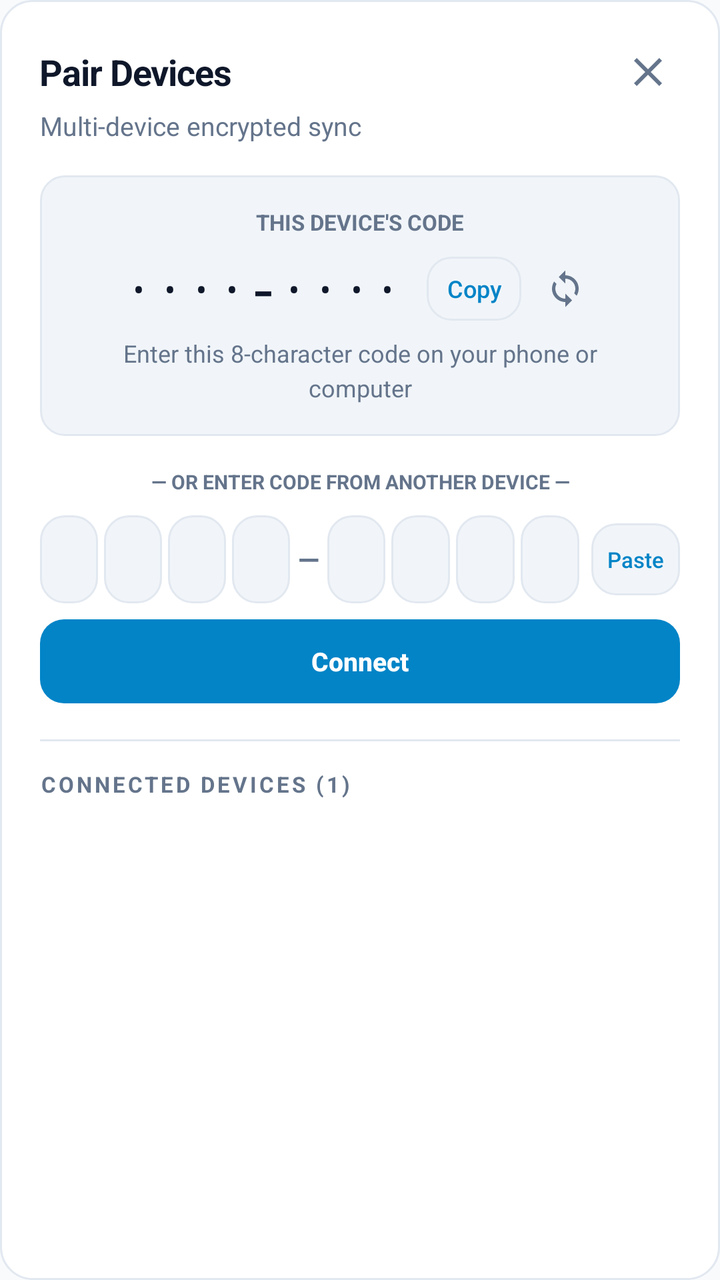
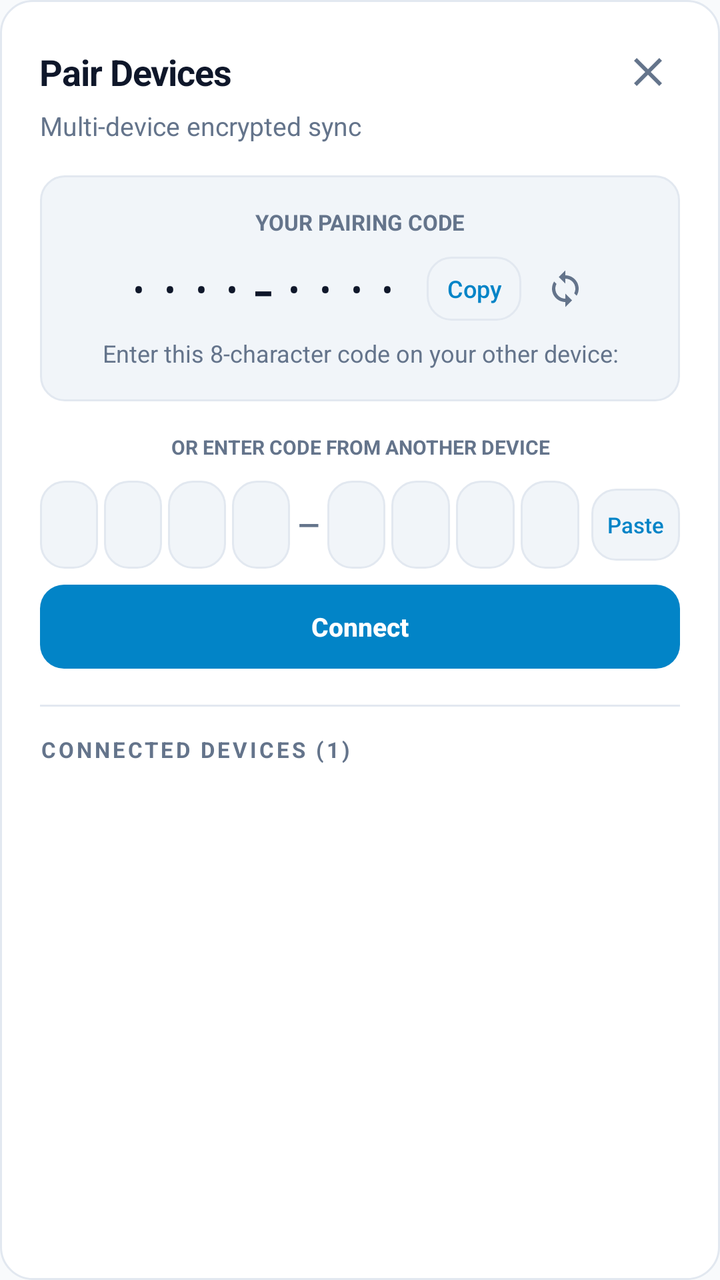

Screens rendered from an Android XML layout before and after an edit, with the pre-edit source and the edit as a unified diff.
<!-- AndroidManifest.xml: application theme Theme.Teilen -->
<!-- res/layout/dialog_universal_pair.xml -->
<?xml version="1.0" encoding="utf-8"?>
<LinearLayout xmlns:android="http://schemas.android.com/apk/res/android"
    android:layout_width="match_parent"
    android:layout_height="wrap_content"
    android:background="@drawable/bg_card"
    android:orientation="vertical"
    android:padding="20dp">

    
    <LinearLayout
        android:layout_width="match_parent"
        android:layout_height="wrap_content"
        android:gravity="center_vertical"
        android:orientation="horizontal">

        <TextView
            style="@style/Text.Header"
            android:layout_width="0dp"
            android:layout_height="wrap_content"
            android:layout_weight="1"
            android:text="Pair Devices"
            android:textSize="18sp" />

        <ImageButton
            android:id="@+id/dialog_pair_close"
            android:layout_width="32dp"
            android:layout_height="32dp"
            android:background="?android:attr/selectableItemBackgroundBorderless"
            android:contentDescription="Close"
            android:src="@drawable/ic_close"
            android:tint="@color/text_secondary" />
    </LinearLayout>

    <TextView
        style="@style/Text.Caption"
        android:layout_width="match_parent"
        android:layout_height="wrap_content"
        android:layout_marginTop="2dp"
        android:text="Multi-device encrypted sync" />

    
    <LinearLayout
        android:layout_width="match_parent"
        android:layout_height="wrap_content"
        android:layout_marginTop="16dp"
        android:background="@drawable/bg_input"
        android:gravity="center_horizontal"
        android:orientation="vertical"
        android:padding="16dp">

        <TextView
            style="@style/Text.Caption"
            android:layout_width="wrap_content"
            android:layout_height="wrap_content"
            android:text="THIS DEVICE'S CODE"
            android:textColor="@color/text_secondary"
            android:textSize="11sp"
            android:textStyle="bold" />

        <LinearLayout
            android:layout_width="wrap_content"
            android:layout_height="wrap_content"
            android:layout_marginTop="10dp"
            android:gravity="center_vertical"
            android:orientation="horizontal">

            <ProgressBar
                android:id="@+id/dialog_pair_spinner"
                android:layout_width="22dp"
                android:layout_height="22dp"
                android:layout_marginEnd="8dp"
                android:indeterminateTint="@color/accent"
                android:visibility="gone" />

            <TextView
                android:id="@+id/dialog_pair_code"
                style="@style/Text.Tabular"
                android:layout_width="wrap_content"
                android:layout_height="wrap_content"
                android:fontFamily="monospace"
                android:letterSpacing="0.1"
                android:text="····-····"
                android:textColor="@color/text_primary"
                android:textSize="22sp"
                android:textStyle="bold" />

            <Button
                android:id="@+id/dialog_btn_copy_code"
                style="@style/Button.Outline"
                android:layout_width="wrap_content"
                android:layout_height="32dp"
                android:layout_marginStart="12dp"
                android:minHeight="32dp"
                android:minWidth="0dp"
                android:paddingStart="10dp"
                android:paddingEnd="10dp"
                android:text="Copy"
                android:textColor="@color/accent"
                android:textSize="12sp" />

            <ImageButton
                android:id="@+id/dialog_btn_refresh_code"
                android:layout_width="32dp"
                android:layout_height="32dp"
                android:layout_marginStart="6dp"
                android:background="?android:attr/selectableItemBackgroundBorderless"
                android:contentDescription="Refresh Code"
                android:padding="6dp"
                android:scaleType="fitCenter"
                android:src="@drawable/ic_sync"
                android:tint="@color/text_secondary" />
        </LinearLayout>

        <TextView
            android:id="@+id/dialog_pair_status"
            style="@style/Text.Caption"
            android:layout_width="wrap_content"
            android:layout_height="wrap_content"
            android:layout_marginTop="8dp"
            android:gravity="center"
            android:text="Enter this 8-character code on your phone or computer"
            android:textColor="@color/text_secondary"
            android:textSize="12sp" />
    </LinearLayout>

    
    <TextView
        style="@style/Text.Caption"
        android:layout_width="match_parent"
        android:layout_height="wrap_content"
        android:layout_marginTop="16dp"
        android:gravity="center"
        android:text="— OR ENTER CODE FROM ANOTHER DEVICE —"
        android:textColor="@color/text_secondary"
        android:textSize="10sp"
        android:textStyle="bold" />

    
    <LinearLayout
        android:layout_width="match_parent"
        android:layout_height="wrap_content"
        android:layout_marginTop="10dp"
        android:orientation="vertical">

        <LinearLayout
            android:layout_width="match_parent"
            android:layout_height="wrap_content"
            android:gravity="center_vertical"
            android:orientation="horizontal">

            
            <EditText
                android:id="@+id/otp_box_1"
                style="@style/Input.Field"
                android:layout_width="0dp"
                android:layout_height="44dp"
                android:layout_weight="1"
                android:gravity="center"
                android:inputType="textCapCharacters|textNoSuggestions"
                android:maxLength="1"
                android:textSize="15sp"
                android:textStyle="bold"
                android:padding="0dp"
                android:fontFamily="monospace" />

            <EditText
                android:id="@+id/otp_box_2"
                style="@style/Input.Field"
                android:layout_width="0dp"
                android:layout_height="44dp"
                android:layout_marginStart="3dp"
                android:layout_weight="1"
                android:gravity="center"
                android:inputType="textCapCharacters|textNoSuggestions"
                android:maxLength="1"
                android:textSize="15sp"
                android:textStyle="bold"
                android:padding="0dp"
                android:fontFamily="monospace" />

            <EditText
                android:id="@+id/otp_box_3"
                style="@style/Input.Field"
                android:layout_width="0dp"
                android:layout_height="44dp"
                android:layout_marginStart="3dp"
                android:layout_weight="1"
                android:gravity="center"
                android:inputType="textCapCharacters|textNoSuggestions"
                android:maxLength="1"
                android:textSize="15sp"
                android:textStyle="bold"
                android:padding="0dp"
                android:fontFamily="monospace" />

            <EditText
                android:id="@+id/otp_box_4"
                style="@style/Input.Field"
                android:layout_width="0dp"
                android:layout_height="44dp"
                android:layout_marginStart="3dp"
                android:layout_weight="1"
                android:gravity="center"
                android:inputType="textCapCharacters|textNoSuggestions"
                android:maxLength="1"
                android:textSize="15sp"
                android:textStyle="bold"
                android:padding="0dp"
                android:fontFamily="monospace" />

            
            <TextView
                android:layout_width="wrap_content"
                android:layout_height="wrap_content"
                android:layout_marginStart="4dp"
                android:layout_marginEnd="4dp"
                android:text="—"
                android:textColor="@color/text_secondary"
                android:textSize="14sp"
                android:textStyle="bold" />

            
            <EditText
                android:id="@+id/otp_box_5"
                style="@style/Input.Field"
                android:layout_width="0dp"
                android:layout_height="44dp"
                android:layout_weight="1"
                android:gravity="center"
                android:inputType="textCapCharacters|textNoSuggestions"
                android:maxLength="1"
                android:textSize="15sp"
                android:textStyle="bold"
                android:padding="0dp"
                android:fontFamily="monospace" />

            <EditText
                android:id="@+id/otp_box_6"
                style="@style/Input.Field"
                android:layout_width="0dp"
                android:layout_height="44dp"
                android:layout_marginStart="3dp"
                android:layout_weight="1"
                android:gravity="center"
                android:inputType="textCapCharacters|textNoSuggestions"
                android:maxLength="1"
                android:textSize="15sp"
                android:textStyle="bold"
                android:padding="0dp"
                android:fontFamily="monospace" />

            <EditText
                android:id="@+id/otp_box_7"
                style="@style/Input.Field"
                android:layout_width="0dp"
                android:layout_height="44dp"
                android:layout_marginStart="3dp"
                android:layout_weight="1"
                android:gravity="center"
                android:inputType="textCapCharacters|textNoSuggestions"
                android:maxLength="1"
                android:textSize="15sp"
                android:textStyle="bold"
                android:padding="0dp"
                android:fontFamily="monospace" />

            <EditText
                android:id="@+id/otp_box_8"
                style="@style/Input.Field"
                android:layout_width="0dp"
                android:layout_height="44dp"
                android:layout_marginStart="3dp"
                android:layout_weight="1"
                android:gravity="center"
                android:inputType="textCapCharacters|textNoSuggestions"
                android:maxLength="1"
                android:textSize="15sp"
                android:textStyle="bold"
                android:padding="0dp"
                android:fontFamily="monospace" />

            
            <Button
                android:id="@+id/btn_pair_paste"
                style="@style/Button.Outline"
                android:layout_width="wrap_content"
                android:layout_height="36dp"
                android:layout_marginStart="6dp"
                android:minWidth="0dp"
                android:minHeight="36dp"
                android:paddingStart="8dp"
                android:paddingEnd="8dp"
                android:text="Paste"
                android:textColor="@color/accent"
                android:textSize="11sp" />
        </LinearLayout>

        
        <Button
            android:id="@+id/btn_submit_manual_code"
            style="@style/Button.Primary"
            android:layout_width="match_parent"
            android:layout_height="42dp"
            android:layout_marginTop="8dp"
            android:minHeight="42dp"
            android:text="Connect"
            android:textSize="13sp"
            android:textStyle="bold" />
    </LinearLayout>

    <TextView
        android:id="@+id/status_manual_pair"
        style="@style/Text.Caption"
        android:layout_width="match_parent"
        android:layout_height="wrap_content"
        android:layout_marginTop="6dp"
        android:visibility="gone" />

    
    <View
        android:layout_width="match_parent"
        android:layout_height="1dp"
        android:layout_marginTop="18dp"
        android:layout_marginBottom="14dp"
        android:background="@color/divider" />

    
    <LinearLayout
        android:layout_width="match_parent"
        android:layout_height="wrap_content"
        android:orientation="vertical">

        <LinearLayout
            android:layout_width="match_parent"
            android:layout_height="wrap_content"
            android:gravity="center_vertical"
            android:orientation="horizontal">

            <TextView
                android:id="@+id/dialog_devices_title"
                style="@style/Text.Section"
                android:layout_width="0dp"
                android:layout_height="wrap_content"
                android:layout_weight="1"
                android:text="CONNECTED DEVICES (1)"
                android:textColor="@color/text_secondary"
                android:textSize="11sp"
                android:textStyle="bold" />

            <Button
                android:id="@+id/dialog_btn_disconnect_others"
                style="@style/Button.Outline"
                android:layout_width="wrap_content"
                android:layout_height="28dp"
                android:minHeight="28dp"
                android:minWidth="0dp"
                android:paddingStart="8dp"
                android:paddingEnd="8dp"
                android:text="Disconnect Others"
                android:textColor="#F87171"
                android:textSize="11sp"
                android:visibility="gone" />
        </LinearLayout>

        <LinearLayout
            android:id="@+id/dialog_devices_container"
            android:layout_width="match_parent"
            android:layout_height="wrap_content"
            android:layout_marginTop="8dp"
            android:orientation="vertical" />
    </LinearLayout>

</LinearLayout>
<!-- resources referenced by this layout -->
<resources>
  <color name="accent">#0284C7</color>
  <color name="divider">#E2E8F0</color>
  <color name="text_primary">#0F172A</color>
  <color name="text_secondary">#64748B</color>
  <!-- drawable bg_card (drawable) -->
  <?xml version="1.0" encoding="utf-8"?>
  <shape xmlns:android="http://schemas.android.com/apk/res/android"
      android:shape="rectangle">
      <solid android:color="@color/surface" />
      <corners android:radius="16dp" />
      <stroke
          android:width="1dp"
          android:color="@color/surface_border" />
  </shape>
  <!-- drawable bg_input (drawable) -->
  <?xml version="1.0" encoding="utf-8"?>
  <shape xmlns:android="http://schemas.android.com/apk/res/android"
      android:shape="rectangle">
      <solid android:color="@color/surface_alt" />
      <corners android:radius="12dp" />
      <stroke
          android:width="1dp"
          android:color="@color/surface_border" />
  </shape>
  <!-- drawable ic_close (drawable) -->
  <vector xmlns:android="http://schemas.android.com/apk/res/android"
      android:width="24dp"
      android:height="24dp"
      android:viewportWidth="24"
      android:viewportHeight="24">
      <path
          android:fillColor="#FFFFFFFF"
          android:pathData="M19,6.41L17.59,5 12,10.59 6.41,5 5,6.41 10.59,12 5,17.59 6.41,19 12,13.41 17.59,19 19,17.59 13.41,12z"/>
  </vector>
  <style name="Input.Field">
          <item name="android:background">@drawable/bg_input</item>
          <item name="android:textColor">@color/text_primary</item>
          <item name="android:textColorHint">@color/text_muted</item>
          <item name="android:textSize">15sp</item>
          <item name="android:padding">14dp</item>
          <item name="android:minHeight">48dp</item>
      </style>
  <style name="Text.Caption">
          <item name="android:textColor">@color/text_secondary</item>
          <item name="android:textSize">13sp</item>
          <item name="android:lineSpacingMultiplier">1.2</item>
      </style>
  <style name="Text.Header">
          <item name="android:textColor">@color/text_primary</item>
          <item name="android:textSize">22sp</item>
          <item name="android:textStyle">bold</item>
          <item name="android:letterSpacing">-0.02</item>
      </style>
  <style name="Text.Section">
          <item name="android:textColor">@color/text_secondary</item>
          <item name="android:textSize">11sp</item>
          <item name="android:textStyle">bold</item>
          <item name="android:letterSpacing">0.12</item>
          <item name="android:textAllCaps">true</item>
      </style>
  <style name="Text.Tabular">
          <item name="android:textColor">@color/text_secondary</item>
          <item name="android:textSize">13sp</item>
          <item name="android:fontFeatureSettings">tnum</item>
      </style>
  <color name="surface">#FFFFFF</color>
  <color name="surface_border">#E2E8F0</color>
  <color name="surface_alt">#F1F5F9</color>
  <color name="on_accent">#FFFFFF</color>
  <color name="text_muted">#94A3B8</color>
  <color name="bg">#F8FAFC</color>
  <color name="nav_bg">#FFFFFF</color>
  <color name="ripple">#1F000000</color>
  <!-- unchanged entries left out for length: 6 -->
</resources>

<!-- the commit's change to res/layout/dialog_universal_pair.xml (unified diff, before → after) -->
@@ -18,7 +18,7 @@
             android:layout_width="0dp"
             android:layout_height="wrap_content"
             android:layout_weight="1"
-            android:text="Pair Devices"
+            android:text="@string/pair_modal_title"
             android:textSize="18sp" />
 
         <ImageButton
@@ -36,7 +36,7 @@
         android:layout_width="match_parent"
         android:layout_height="wrap_content"
         android:layout_marginTop="2dp"
-        android:text="Multi-device encrypted sync" />
+        android:text="@string/pair_modal_subtitle" />
 
     
     <LinearLayout
@@ -52,7 +52,7 @@
             style="@style/Text.Caption"
             android:layout_width="wrap_content"
             android:layout_height="wrap_content"
-            android:text="THIS DEVICE'S CODE"
+            android:text="@string/pair_your_code_label"
             android:textColor="@color/text_secondary"
             android:textSize="11sp"
             android:textStyle="bold" />
@@ -82,7 +82,8 @@
                 android:text="····-····"
                 android:textColor="@color/text_primary"
                 android:textSize="22sp"
-                android:textStyle="bold" />
+                android:textStyle="bold"
+                android:textDirection="ltr" />
 
             <Button
                 android:id="@+id/dialog_btn_copy_code"
@@ -94,7 +95,7 @@
                 android:minWidth="0dp"
                 android:paddingStart="10dp"
                 android:paddingEnd="10dp"
-                android:text="Copy"
+                android:text="@string/btn_copy"
                 android:textColor="@color/accent"
                 android:textSize="12sp" />
 
@@ -118,7 +119,7 @@
             android:layout_height="wrap_content"
             android:layout_marginTop="8dp"
             android:gravity="center"
-            android:text="Enter this 8-character code on your phone or computer"
+            android:text="@string/pair_your_code_hint"
             android:textColor="@color/text_secondary"
             android:textSize="12sp" />
     </LinearLayout>
@@ -130,7 +131,7 @@
         android:layout_height="wrap_content"
         android:layout_marginTop="16dp"
         android:gravity="center"
-        android:text="— OR ENTER CODE FROM ANOTHER DEVICE —"
+        android:text="@string/pair_enter_code_label"
         android:textColor="@color/text_secondary"
         android:textSize="10sp"
         android:textStyle="bold" />
@@ -146,7 +147,8 @@
             android:layout_width="match_parent"
             android:layout_height="wrap_content"
             android:gravity="center_vertical"
-            android:orientation="horizontal">
+            android:orientation="horizontal"
+            android:layoutDirection="ltr">
 
             
             <EditText
@@ -290,7 +292,7 @@
                 android:minHeight="36dp"
                 android:paddingStart="8dp"
                 android:paddingEnd="8dp"
-                android:text="Paste"
+                android:text="@string/btn_paste"
                 android:textColor="@color/accent"
                 android:textSize="11sp" />
         </LinearLayout>
@@ -303,7 +305,7 @@
             android:layout_height="42dp"
             android:layout_marginTop="8dp"
             android:minHeight="42dp"
-            android:text="Connect"
+            android:text="@string/btn_connect_device"
             android:textSize="13sp"
             android:textStyle="bold" />
     </LinearLayout>
@@ -356,7 +358,7 @@
                 android:minWidth="0dp"
                 android:paddingStart="8dp"
                 android:paddingEnd="8dp"
-                android:text="Disconnect Others"
+                android:text="@string/btn_disconnect_all"
                 android:textColor="#F87171"
                 android:textSize="11sp"
                 android:visibility="gone" />
<!-- resource entries referenced after the edit -->
@@ -34,6 +34,15 @@
           android:fillColor="#FFFFFFFF"
           android:pathData="M19,6.41L17.59,5 12,10.59 6.41,5 5,6.41 10.59,12 5,17.59 6.41,19 12,13.41 17.59,19 19,17.59 13.41,12z"/>
   </vector>
+  <string name="btn_connect_device">Connect</string>
+  <string name="btn_copy">Copy</string>
+  <string name="btn_disconnect_all">Disconnect All Other Devices</string>
+  <string name="btn_paste">Paste</string>
+  <string name="pair_enter_code_label">OR ENTER CODE FROM ANOTHER DEVICE</string>
+  <string name="pair_modal_subtitle">Multi-device encrypted sync</string>
+  <string name="pair_modal_title">Pair Devices</string>
+  <string name="pair_your_code_hint">Enter this 8-character code on your other device:</string>
+  <string name="pair_your_code_label">YOUR PAIRING CODE</string>
   <style name="Input.Field">
           <item name="android:background">@drawable/bg_input</item>
           <item name="android:textColor">@color/text_primary</item>
